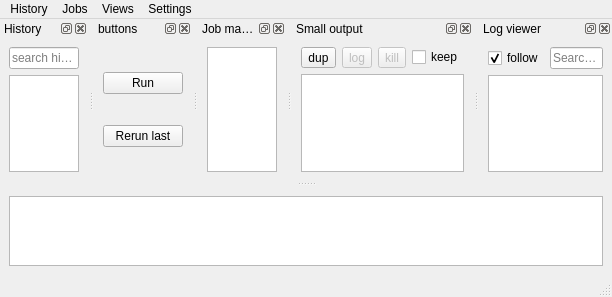
Old version of the form noacli_ui.ui in the repository kg4ydw/noacli.
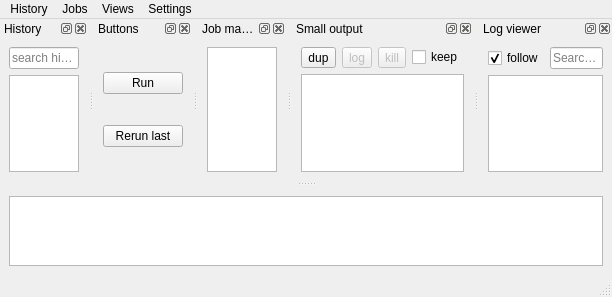
New version of the form. Custom widgets are drawn as their Qt base class.

The edit to the form file:
```diff
--- a/noacli_ui.ui
+++ b/noacli_ui.ui
@@ -194,7 +194,7 @@
    <property name="minimumSize">
     <size>
      <width>98</width>
-     <height>20</height>
+     <height>81</height>
     </size>
    </property>
    <property name="floating">
@@ -204,7 +204,7 @@
     <set>QDockWidget::AllDockWidgetFeatures</set>
    </property>
    <property name="windowTitle">
-    <string>buttons</string>
+    <string>Buttons</string>
    </property>
    <attribute name="dockWidgetArea">
     <number>4</number>
```
